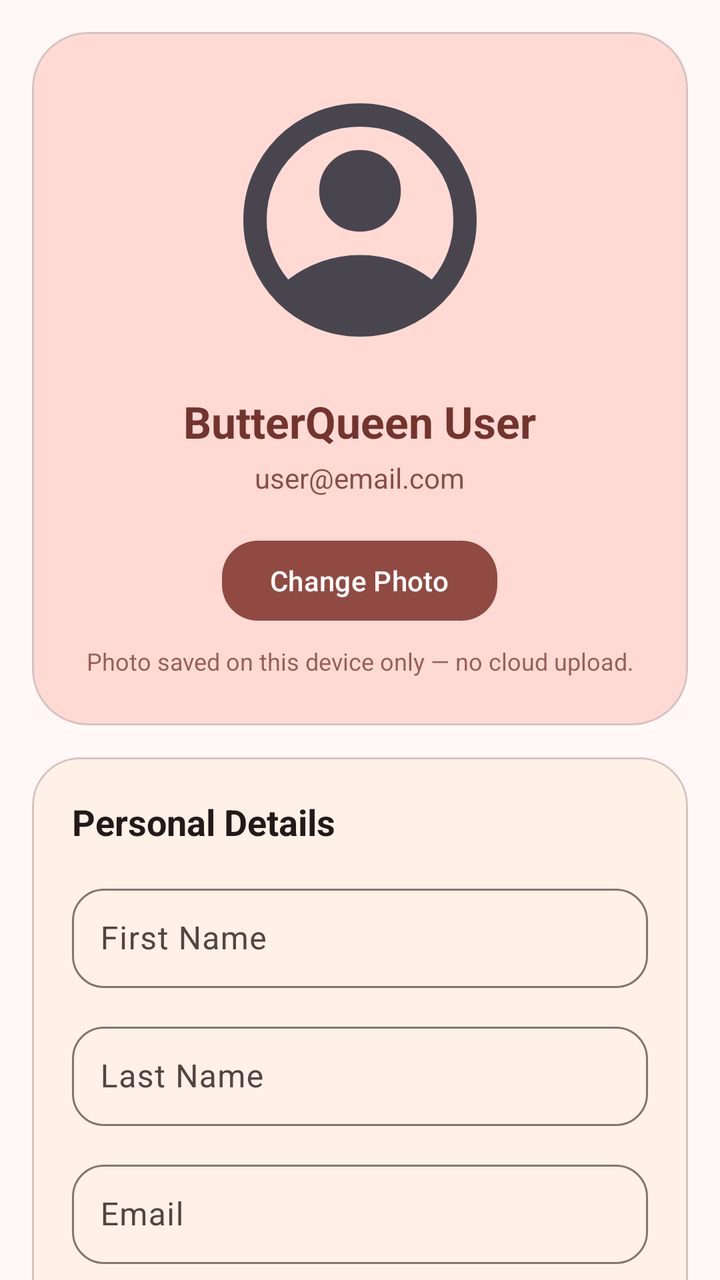
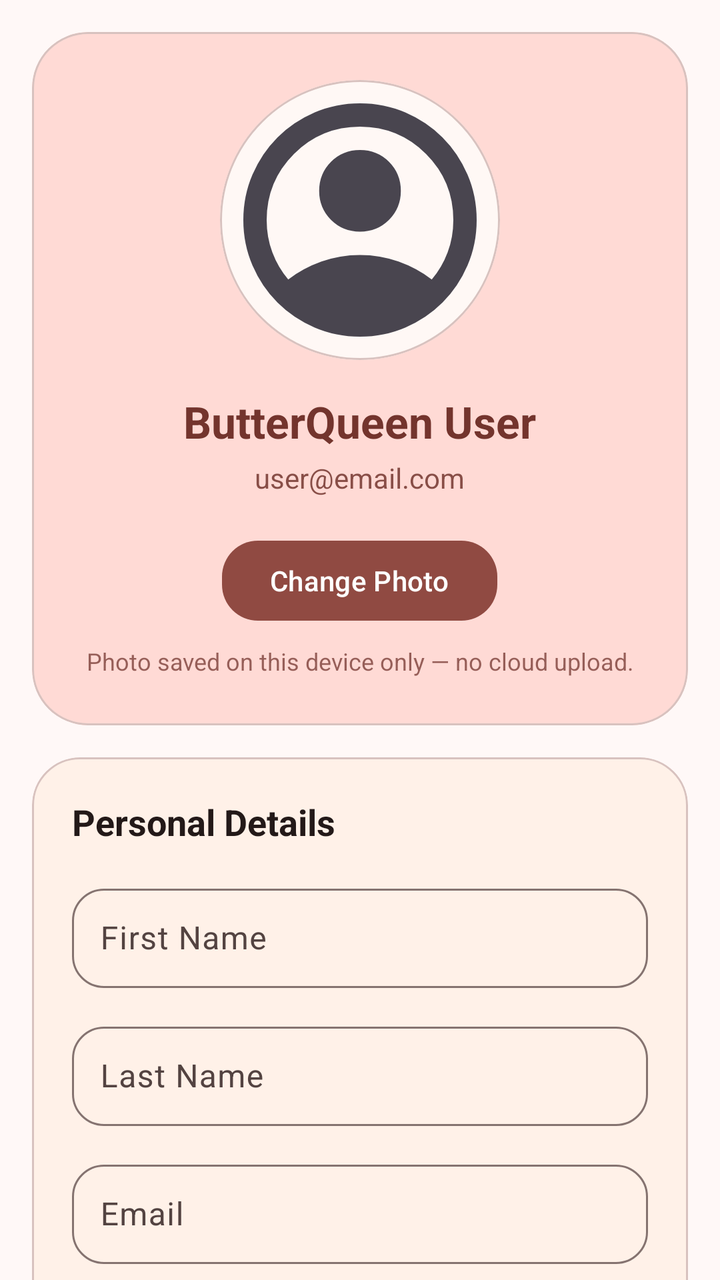

Compare the two renders of this Android layout. The source of the first and the diff that turns it into the second are given below.
<!-- AndroidManifest.xml: application theme Theme.ButterQueen -->
<!-- res/layout/fragment_profile.xml -->
<?xml version="1.0" encoding="utf-8"?>
<androidx.core.widget.NestedScrollView xmlns:android="http://schemas.android.com/apk/res/android"
    xmlns:app="http://schemas.android.com/apk/res-auto"
    android:layout_width="match_parent"
    android:layout_height="match_parent"
    android:background="@color/md_theme_background"
    android:fillViewport="true">

    <LinearLayout
        android:layout_width="match_parent"
        android:layout_height="wrap_content"
        android:orientation="vertical"
        android:padding="16dp">

        <com.google.android.material.card.MaterialCardView
            android:layout_width="match_parent"
            android:layout_height="wrap_content"
            app:cardCornerRadius="28dp"
            app:cardElevation="0dp"
            app:cardBackgroundColor="@color/md_theme_primaryContainer" app:strokeColor="@color/md_theme_outlineVariant" app:strokeWidth="1dp">

            <LinearLayout
                android:layout_width="match_parent"
                android:layout_height="wrap_content"
                android:orientation="vertical"
                android:gravity="center_horizontal"
                android:padding="24dp">

                <ImageView
                    android:id="@+id/profileImageView"
                    android:layout_width="140dp"
                    android:layout_height="140dp"
                    android:background="@drawable/bg_nav_avatar"
                    android:scaleType="centerCrop"
                    android:src="@drawable/account_circle_24px"
                    android:contentDescription="Profile Image" />

                <TextView
                    android:id="@+id/profileNameText"
                    android:layout_width="wrap_content"
                    android:layout_height="wrap_content"
                    android:layout_marginTop="16dp"
                    android:text="ButterQueen User"
                    android:textColor="@color/md_theme_onPrimaryContainer"
                    android:textSize="22sp"
                    android:textStyle="bold" />

                <TextView
                    android:id="@+id/profileEmailText"
                    android:layout_width="wrap_content"
                    android:layout_height="wrap_content"
                    android:layout_marginTop="4dp"
                    android:text="user@email.com"
                    android:textColor="@color/md_theme_onPrimaryContainer"
                    android:textSize="14sp"
                    android:alpha="0.85" />

                <com.google.android.material.button.MaterialButton
                    android:id="@+id/changePhotoButton"
                    android:layout_width="wrap_content"
                    android:layout_height="wrap_content"
                    android:layout_marginTop="18dp"
                    android:text="Change Photo"
                    android:textAllCaps="false"
                    app:cornerRadius="18dp" />
                <TextView
                    android:layout_width="match_parent"
                    android:layout_height="wrap_content"
                    android:layout_marginTop="8dp"
                    android:gravity="center"
                    android:text="Photo saved on this device only — no cloud upload."
                    android:textColor="@color/md_theme_onPrimaryContainer"
                    android:alpha="0.75"
                    android:textSize="12sp" />


            </LinearLayout>

        </com.google.android.material.card.MaterialCardView>

        <com.google.android.material.card.MaterialCardView
            android:layout_width="match_parent"
            android:layout_height="wrap_content"
            android:layout_marginTop="16dp"
            app:cardCornerRadius="24dp"
            app:cardElevation="0dp" app:cardBackgroundColor="@color/md_theme_surfaceContainerLow" app:strokeColor="@color/md_theme_outlineVariant" app:strokeWidth="1dp">

            <LinearLayout
                android:layout_width="match_parent"
                android:layout_height="wrap_content"
                android:orientation="vertical"
                android:padding="20dp">

                <TextView
                    android:layout_width="wrap_content"
                    android:layout_height="wrap_content"
                    android:text="Personal Details"
                    android:textColor="@color/md_theme_onBackground"
                    android:textSize="18sp"
                    android:textStyle="bold" />

                <com.google.android.material.textfield.TextInputLayout
                    android:layout_width="match_parent"
                    android:layout_height="wrap_content"
                    android:layout_marginTop="16dp"
                    android:hint="First Name"
                    style="@style/Widget.Material3.TextInputLayout.OutlinedBox"
                    app:boxCornerRadiusTopStart="16dp"
                    app:boxCornerRadiusTopEnd="16dp"
                    app:boxCornerRadiusBottomStart="16dp"
                    app:boxCornerRadiusBottomEnd="16dp">

                    <com.google.android.material.textfield.TextInputEditText
                        android:id="@+id/firstNameProfileEditText"
                        android:layout_width="match_parent"
                        android:layout_height="wrap_content"
                        android:inputType="textPersonName"
                        android:padding="14dp" />
                </com.google.android.material.textfield.TextInputLayout>

                <com.google.android.material.textfield.TextInputLayout
                    android:layout_width="match_parent"
                    android:layout_height="wrap_content"
                    android:layout_marginTop="14dp"
                    android:hint="Last Name"
                    style="@style/Widget.Material3.TextInputLayout.OutlinedBox"
                    app:boxCornerRadiusTopStart="16dp"
                    app:boxCornerRadiusTopEnd="16dp"
                    app:boxCornerRadiusBottomStart="16dp"
                    app:boxCornerRadiusBottomEnd="16dp">

                    <com.google.android.material.textfield.TextInputEditText
                        android:id="@+id/lastNameProfileEditText"
                        android:layout_width="match_parent"
                        android:layout_height="wrap_content"
                        android:inputType="textPersonName"
                        android:padding="14dp" />
                </com.google.android.material.textfield.TextInputLayout>

                <com.google.android.material.textfield.TextInputLayout
                    android:layout_width="match_parent"
                    android:layout_height="wrap_content"
                    android:layout_marginTop="14dp"
                    android:hint="Email"
                    style="@style/Widget.Material3.TextInputLayout.OutlinedBox"
                    app:boxCornerRadiusTopStart="16dp"
                    app:boxCornerRadiusTopEnd="16dp"
                    app:boxCornerRadiusBottomStart="16dp"
                    app:boxCornerRadiusBottomEnd="16dp">

                    <com.google.android.material.textfield.TextInputEditText
                        android:id="@+id/emailProfileEditText"
                        android:layout_width="match_parent"
                        android:layout_height="wrap_content"
                        android:focusable="false"
                        android:clickable="false"
                        android:cursorVisible="false"
                        android:padding="14dp" />
                </com.google.android.material.textfield.TextInputLayout>

                <com.google.android.material.textfield.TextInputLayout
                    android:layout_width="match_parent"
                    android:layout_height="wrap_content"
                    android:layout_marginTop="14dp"
                    android:hint="Birthday"
                    style="@style/Widget.Material3.TextInputLayout.OutlinedBox"
                    app:boxCornerRadiusTopStart="16dp"
                    app:boxCornerRadiusTopEnd="16dp"
                    app:boxCornerRadiusBottomStart="16dp"
                    app:boxCornerRadiusBottomEnd="16dp"
                    app:endIconMode="custom"
                    app:endIconDrawable="@drawable/ic_bq_calendar">

                    <com.google.android.material.textfield.TextInputEditText
                        android:id="@+id/birthdayProfileEditText"
                        android:layout_width="match_parent"
                        android:layout_height="wrap_content"
                        android:focusable="false"
                        android:clickable="true"
                        android:cursorVisible="false"
                        android:padding="14dp" />
                </com.google.android.material.textfield.TextInputLayout>

                <com.google.android.material.button.MaterialButton
                    android:id="@+id/updateProfileButton"
                    android:layout_width="match_parent"
                    android:layout_height="56dp"
                    android:layout_marginTop="22dp"
                    android:text="Update Profile"
                    android:textAllCaps="false"
                    app:cornerRadius="18dp" />

                <com.google.android.material.button.MaterialButton
                    android:id="@+id/deleteAccountButton"
                    android:layout_width="match_parent"
                    android:layout_height="56dp"
                    android:layout_marginTop="12dp"
                    android:text="Delete Account"
                    android:textAllCaps="false"
                    android:textColor="@color/md_theme_onErrorContainer"
                    app:backgroundTint="@color/md_theme_errorContainer"
                    app:cornerRadius="18dp" />

            </LinearLayout>

        </com.google.android.material.card.MaterialCardView>

    </LinearLayout>

</androidx.core.widget.NestedScrollView>
<!-- resources referenced by this layout -->
<resources>
  <color name="md_theme_background">#FFF8F7</color>
  <color name="md_theme_errorContainer">#FFDAD6</color>
  <color name="md_theme_onBackground">#231918</color>
  <color name="md_theme_onErrorContainer">#93000A</color>
  <color name="md_theme_onPrimaryContainer">#73342D</color>
  <color name="md_theme_outlineVariant">#D8C2BF</color>
  <color name="md_theme_primaryContainer">#FFDAD5</color>
  <color name="md_theme_surfaceContainerLow">#FFF1E8</color>
  <!-- drawable account_circle_24px (drawable) -->
  <vector xmlns:android="http://schemas.android.com/apk/res/android"
      android:width="24dp"
      android:height="24dp"
      android:viewportWidth="960"
      android:viewportHeight="960"
      android:tint="?attr/colorControlNormal">
    <path
        android:fillColor="@android:color/white"
        android:pathData="M234,684Q285,645 348,622.5Q411,600 480,600Q549,600 612,622.5Q675,645 726,684Q761,643 780.5,591Q800,539 800,480Q800,347 706.5,253.5Q613,160 480,160Q347,160 253.5,253.5Q160,347 160,480Q160,539 179.5,591Q199,643 234,684ZM380.5,479.5Q340,439 340,380Q340,321 380.5,280.5Q421,240 480,240Q539,240 579.5,280.5Q620,321 620,380Q620,439 579.5,479.5Q539,520 480,520Q421,520 380.5,479.5ZM480,880Q397,880 324,848.5Q251,817 197,763Q143,709 111.5,636Q80,563 80,480Q80,397 111.5,324Q143,251 197,197Q251,143 324,111.5Q397,80 480,80Q563,80 636,111.5Q709,143 763,197Q817,251 848.5,324Q880,397 880,480Q880,563 848.5,636Q817,709 763,763Q709,817 636,848.5Q563,880 480,880Z"/>
  </vector>
  <!-- drawable bg_nav_avatar (drawable) -->
  <?xml version="1.0" encoding="utf-8"?>
  <shape xmlns:android="http://schemas.android.com/apk/res/android"
      android:shape="oval">
      <solid android:color="@color/md_theme_secondaryContainer" />
  </shape>
  <!-- drawable ic_bq_calendar (drawable) -->
  <vector xmlns:android="http://schemas.android.com/apk/res/android"
      android:width="24dp" android:height="24dp"
      android:viewportWidth="24" android:viewportHeight="24">
      <path android:fillColor="@android:color/transparent"
          android:strokeColor="#FF000000" android:strokeWidth="1.9"
          android:strokeLineCap="round" android:strokeLineJoin="round"
          android:pathData="M4,5 H20 V21 H4 Z M4,10 H20 M8,3 V7 M16,3 V7 M8,14 H10 M14,14 H16 M8,18 H10" />
  </vector>
  <color name="md_theme_secondaryContainer">#FFDAD5</color>
  <color name="md_theme_primary">#904A42</color>
  <color name="md_theme_onPrimary">#FFFFFF</color>
  <color name="md_theme_secondary">#775652</color>
  <color name="md_theme_onSecondary">#FFFFFF</color>
  <color name="md_theme_onSecondaryContainer">#5D3F3B</color>
  <color name="md_theme_tertiary">#835415</color>
  <color name="md_theme_onTertiary">#FFFFFF</color>
  <color name="md_theme_tertiaryContainer">#FFDDBA</color>
  <color name="md_theme_onTertiaryContainer">#673D00</color>
  <color name="md_theme_error">#BA1A1A</color>
  <color name="md_theme_onError">#FFFFFF</color>
  <color name="md_theme_surface">#FFF8F5</color>
  <color name="md_theme_onSurface">#221A14</color>
  <color name="md_theme_surfaceVariant">#F5DDDA</color>
  <color name="md_theme_onSurfaceVariant">#534341</color>
  <color name="md_theme_outline">#857370</color>
  <!-- unchanged entries left out for length: 1 -->
</resources>

<!-- the commit's change to res/layout/fragment_profile.xml (unified diff, before → after) -->
@@ -26,17 +26,27 @@
                 android:gravity="center_horizontal"
                 android:padding="24dp">
 
-                <ImageView
-                    android:id="@+id/profileImageView"
-                    android:layout_width="140dp"
-                    android:layout_height="140dp"
-                    android:background="@drawable/bg_nav_avatar"
-                    android:scaleType="centerCrop"
-                    android:src="@drawable/account_circle_24px"
-                    android:contentDescription="Profile Image" />
+                <com.google.android.material.card.MaterialCardView
+        android:layout_width="140dp"
+        android:layout_height="140dp"
+        app:cardCornerRadius="70dp"
+        app:cardElevation="0dp"
+        app:strokeColor="@color/md_theme_outlineVariant"
+        app:strokeWidth="1dp">
+        <ImageView
+            android:id="@+id/profileImageView"
+            android:layout_width="match_parent"
+            android:layout_height="match_parent"
+            android:scaleType="centerCrop"
+            android:contentDescription="Profile image"
+            android:src="@drawable/account_circle_24px" />
+    </com.google.android.material.card.MaterialCardView>
 
                 <TextView
                     android:id="@+id/profileNameText"
+                    android:gravity="center"
+                    android:maxLines="2"
+                    android:ellipsize="end"
                     android:layout_width="wrap_content"
                     android:layout_height="wrap_content"
                     android:layout_marginTop="16dp"
@@ -47,6 +57,9 @@
 
                 <TextView
                     android:id="@+id/profileEmailText"
+                    android:gravity="center"
+                    android:maxLines="2"
+                    android:ellipsize="end"
                     android:layout_width="wrap_content"
                     android:layout_height="wrap_content"
                     android:layout_marginTop="4dp"
<!-- resource entries referenced after the edit -->
@@ -19,12 +19,6 @@
         android:fillColor="@android:color/white"
         android:pathData="M234,684Q285,645 348,622.5Q411,600 480,600Q549,600 612,622.5Q675,645 726,684Q761,643 780.5,591Q800,539 800,480Q800,347 706.5,253.5Q613,160 480,160Q347,160 253.5,253.5Q160,347 160,480Q160,539 179.5,591Q199,643 234,684ZM380.5,479.5Q340,439 340,380Q340,321 380.5,280.5Q421,240 480,240Q539,240 579.5,280.5Q620,321 620,380Q620,439 579.5,479.5Q539,520 480,520Q421,520 380.5,479.5ZM480,880Q397,880 324,848.5Q251,817 197,763Q143,709 111.5,636Q80,563 80,480Q80,397 111.5,324Q143,251 197,197Q251,143 324,111.5Q397,80 480,80Q563,80 636,111.5Q709,143 763,197Q817,251 848.5,324Q880,397 880,480Q880,563 848.5,636Q817,709 763,763Q709,817 636,848.5Q563,880 480,880Z"/>
   </vector>
-  <!-- drawable bg_nav_avatar (drawable) -->
-  <?xml version="1.0" encoding="utf-8"?>
-  <shape xmlns:android="http://schemas.android.com/apk/res/android"
-      android:shape="oval">
-      <solid android:color="@color/md_theme_secondaryContainer" />
-  </shape>
   <!-- drawable ic_bq_calendar (drawable) -->
   <vector xmlns:android="http://schemas.android.com/apk/res/android"
       android:width="24dp" android:height="24dp"
